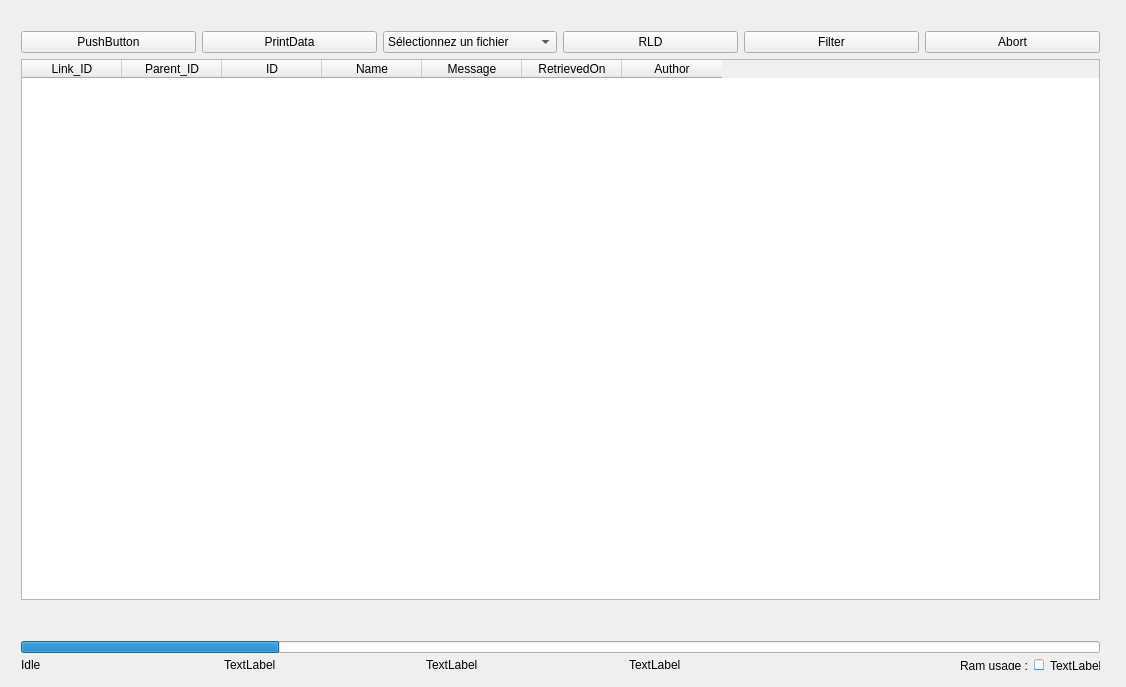
Old version of the form mainwindow.ui in the repository xD3CODER/reddit-Analysis.
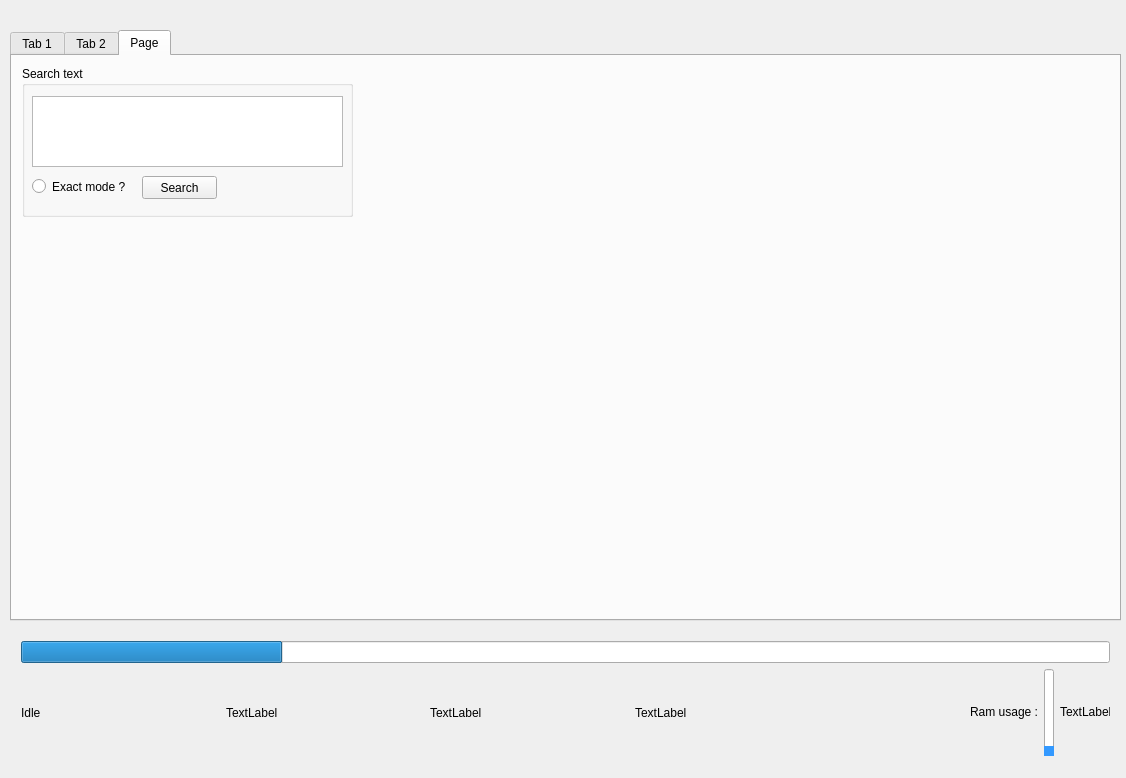
New version of the form.

The edit to the form file:
```diff
--- a/mainwindow.ui
+++ b/mainwindow.ui
@@ -7,7 +7,7 @@
     <x>0</x>
     <y>0</y>
     <width>1126</width>
-    <height>687</height>
+    <height>778</height>
    </rect>
   </property>
   <property name="windowTitle">
@@ -24,11 +24,11 @@
      <rect>
       <x>10</x>
       <y>630</y>
-      <width>1101</width>
-      <height>51</height>
+      <width>1111</width>
+      <height>137</height>
      </rect>
     </property>
-    <layout class="QGridLayout" name="gridLayout_2" rowstretch="1,1,1,0">
+    <layout class="QGridLayout" name="gridLayout_2" rowstretch="1,1">
      <property name="sizeConstraint">
       <enum>QLayout::SetMaximumSize</enum>
      </property>
@@ -159,15 +159,31 @@
      </item>
     </layout>
    </widget>
-   <widget class="QWidget" name="gridLayoutWidget">
+   <widget class="QTabWidget" name="tabWidget">
     <property name="geometry">
      <rect>
       <x>10</x>
-      <y>20</y>
-      <width>1101</width>
+      <y>30</y>
+      <width>1111</width>
       <height>591</height>
      </rect>
     </property>
+    <property name="currentIndex">
+     <number>2</number>
+    </property>
+    <widget class="QWidget" name="tab">
+     <attribute name="title">
+      <string>Tab 1</string>
+     </attribute>
+     <widget class="QWidget" name="gridLayoutWidget">
+      <property name="geometry">
+       <rect>
+        <x>10</x>
+        <y>10</y>
+        <width>1081</width>
+        <height>541</height>
+       </rect>
+      </property>
     <layout class="QGridLayout" name="gridLayout">
      <item row="0" column="3">
       <widget class="QPushButton" name="pushButton_4">
@@ -198,14 +214,28 @@
        </item>
       </widget>
      </item>
-     <item row="0" column="4">
+       <item row="0" column="1">
+        <widget class="QPushButton" name="pushButton">
+         <property name="text">
+          <string>PrintData</string>
+         </property>
+        </widget>
+       </item>
+       <item row="0" column="3">
+        <widget class="QPushButton" name="pushButton_4">
+         <property name="text">
+          <string>RLD</string>
+         </property>
+        </widget>
+       </item>
+       <item row="0" column="5">
       <widget class="QPushButton" name="pushButton_5">
        <property name="text">
         <string>Filter</string>
        </property>
       </widget>
      </item>
-     <item row="0" column="5">
+       <item row="0" column="6">
       <widget class="QPushButton" name="pushButton_3">
        <property name="text">
         <string>Abort</string>
@@ -215,12 +245,43 @@
      <item row="0" column="0">
       <widget class="QPushButton" name="pushButton_2">
        <property name="text">
-        <string>PushButton</string>
+          <string>LoadData</string>
        </property>
       </widget>
      </item>
-     <item row="1" column="0" colspan="6">
+       <item row="0" column="4">
+        <widget class="QPushButton" name="pushButton_6">
+         <property name="text">
+          <string>Print list</string>
+         </property>
+        </widget>
+       </item>
+       <item row="1" column="0" colspan="7">
+        <widget class="QLabel" name="label_7">
+         <property name="text">
+          <string>TextLabel</string>
+         </property>
+         <property name="alignment">
+          <set>Qt::AlignCenter</set>
+         </property>
+        </widget>
+       </item>
+      </layout>
+     </widget>
+    </widget>
+    <widget class="QWidget" name="tab_2">
+     <attribute name="title">
+      <string>Tab 2</string>
+     </attribute>
       <widget class="QTableWidget" name="tableWidget">
+      <property name="geometry">
+       <rect>
+        <x>10</x>
+        <y>10</y>
+        <width>1081</width>
+        <height>541</height>
+       </rect>
+      </property>
        <property name="alternatingRowColors">
         <bool>false</bool>
        </property>
@@ -269,13 +330,62 @@
         </property>
        </column>
       </widget>
-     </item>
-    </layout>
-   </widget>
-   <zorder>gridLayoutWidget_2</zorder>
-   <zorder>label_3</zorder>
-   <zorder>tableWidget</zorder>
-   <zorder>gridLayoutWidget</zorder>
+    </widget>
+    <widget class="QWidget" name="tab_3">
+     <attribute name="title">
+      <string>Page</string>
+     </attribute>
+     <widget class="QGroupBox" name="groupBox">
+      <property name="geometry">
+       <rect>
+        <x>10</x>
+        <y>10</y>
+        <width>331</width>
+        <height>151</height>
+       </rect>
+      </property>
+      <property name="title">
+       <string>Search text</string>
+      </property>
+      <widget class="QTextEdit" name="textEdit">
+       <property name="geometry">
+        <rect>
+         <x>10</x>
+         <y>30</y>
+         <width>311</width>
+         <height>71</height>
+        </rect>
+       </property>
+      </widget>
+      <widget class="QPushButton" name="pushButton_7">
+       <property name="geometry">
+        <rect>
+         <x>120</x>
+         <y>110</y>
+         <width>75</width>
+         <height>23</height>
+        </rect>
+       </property>
+       <property name="text">
+        <string>Search</string>
+       </property>
+      </widget>
+      <widget class="QRadioButton" name="radioButton">
+       <property name="geometry">
+        <rect>
+         <x>10</x>
+         <y>110</y>
+         <width>101</width>
+         <height>21</height>
+        </rect>
+       </property>
+       <property name="text">
+        <string>Exact mode ?</string>
+       </property>
+      </widget>
+     </widget>
+    </widget>
+   </widget>
   </widget>
  </widget>
  <layoutdefault spacing="6" margin="11"/>
```
Left out of the diff: 14 changed lines with no effect on the pictures. Lines whose indentation alone changed are shown as unchanged.
